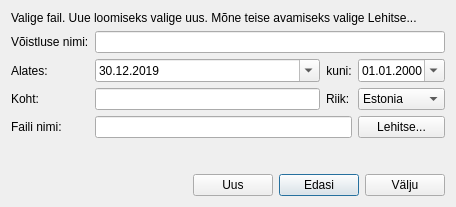
First picture: the form in protokollitaja/protokollitaja/initialdialog.ui, repository ymeramees/protokollitaja, before the edit.
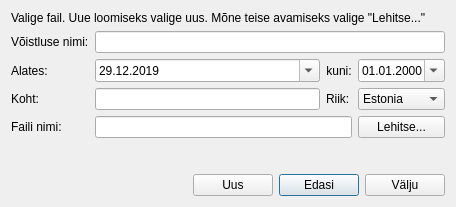
Second picture: the form after the edit.

The edit to the form file:
```diff
--- a/protokollitaja/protokollitaja/initialdialog.ui
+++ b/protokollitaja/protokollitaja/initialdialog.ui
@@ -17,7 +17,7 @@
    <item>
     <widget class="QLabel" name="label">
      <property name="text">
-      <string>Valige fail. Uue loomiseks valige uus. Mõne teise avamiseks valige Lehitse...</string>
+      <string>Valige fail. Uue loomiseks valige uus. Mõne teise avamiseks valige &quot;Lehitse...&quot;</string>
      </property>
      <property name="wordWrap">
       <bool>true</bool>
@@ -59,7 +59,7 @@
          <second>0</second>
          <year>2019</year>
          <month>12</month>
-         <day>30</day>
+         <day>29</day>
         </datetime>
        </property>
        <property name="minimumDate">
```
